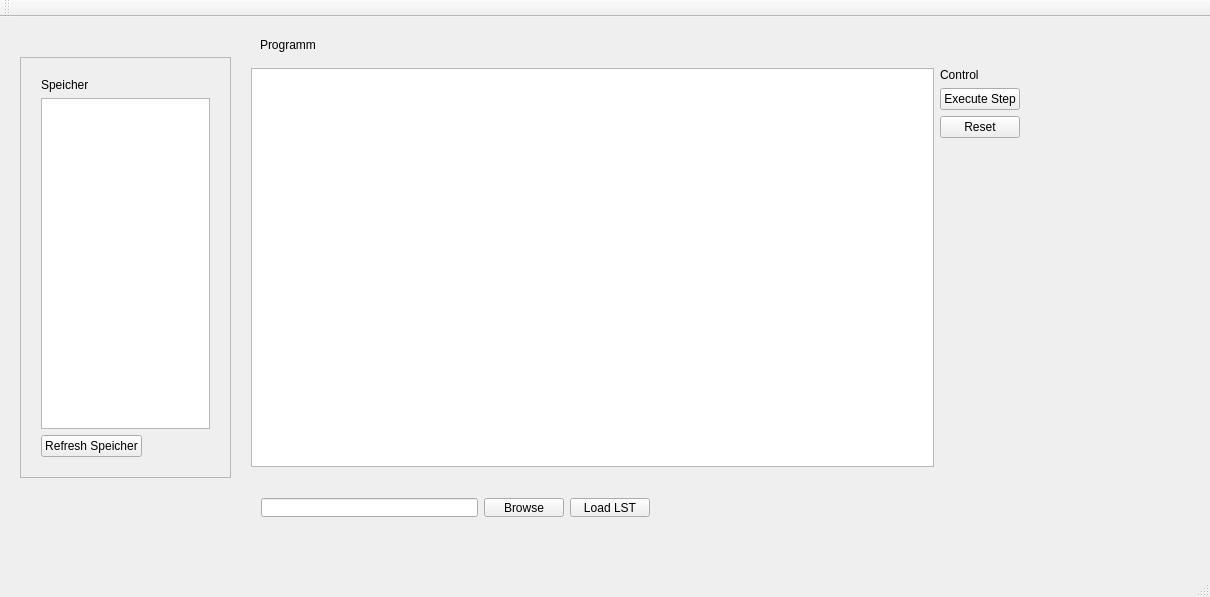
Qt form PICSimu/mainwindow.ui (Benedikt1992/PICSimu) before a commit.
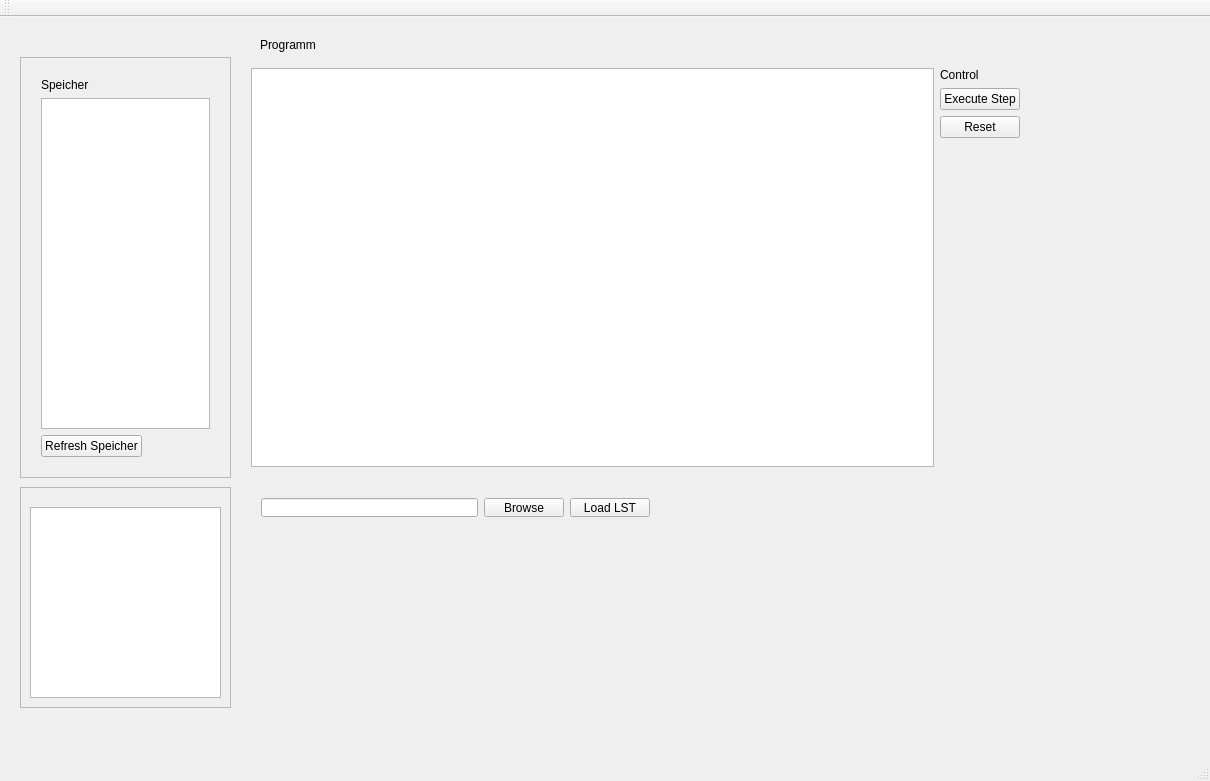
The same form after that commit.

Diff of the .ui file:
```diff
--- a/PICSimu/mainwindow.ui
+++ b/PICSimu/mainwindow.ui
@@ -7,7 +7,7 @@
     <x>0</x>
     <y>0</y>
     <width>1210</width>
-    <height>597</height>
+    <height>781</height>
    </rect>
   </property>
   <property name="windowTitle">
@@ -171,6 +171,32 @@
      </item>
     </layout>
    </widget>
+   <widget class="QFrame" name="frame_2">
+    <property name="geometry">
+     <rect>
+      <x>20</x>
+      <y>470</y>
+      <width>211</width>
+      <height>221</height>
+     </rect>
+    </property>
+    <property name="frameShape">
+     <enum>QFrame::StyledPanel</enum>
+    </property>
+    <property name="frameShadow">
+     <enum>QFrame::Raised</enum>
+    </property>
+    <widget class="QTableWidget" name="tw_specialFunctionRegister">
+     <property name="geometry">
+      <rect>
+       <x>10</x>
+       <y>20</y>
+       <width>191</width>
+       <height>191</height>
+      </rect>
+     </property>
+    </widget>
+   </widget>
   </widget>
   <widget class="QMenuBar" name="menuBar">
    <property name="geometry">
```
